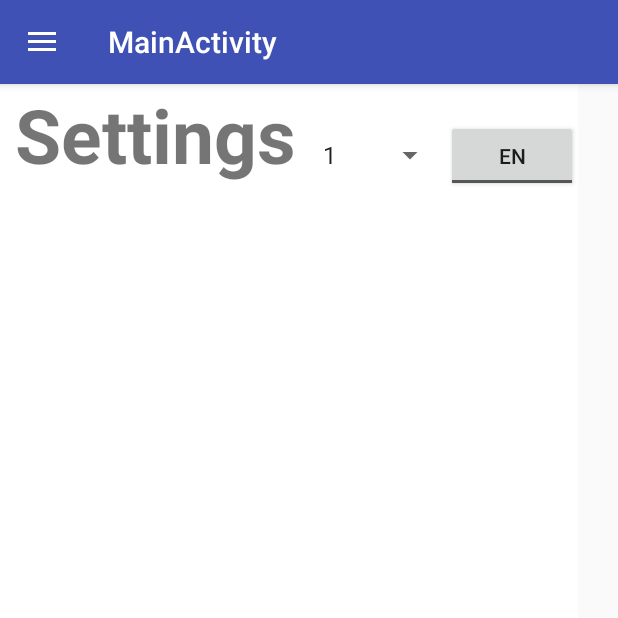
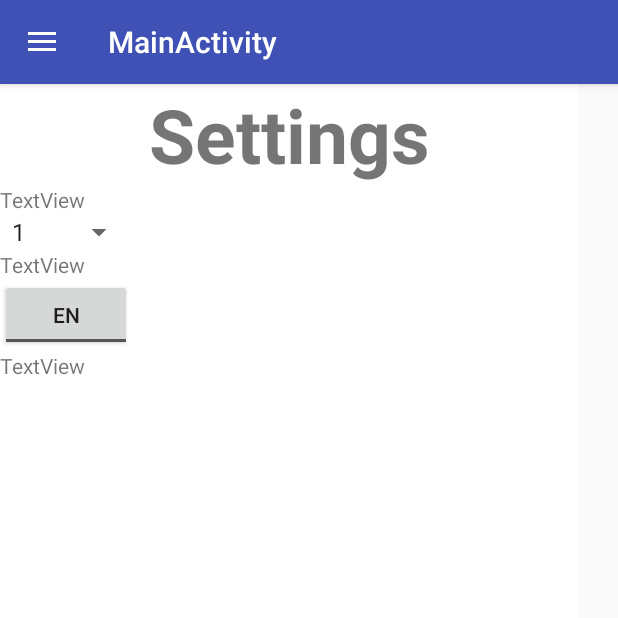
Before and after one commit to mgrabina/HCIMOBILE, an Android app: the screen it shows after launch (MainActivity), in the side drawer, after a tap on "Settings", on a phone screen of 412 x 824 dp, the top half of it. Run offline under Robolectric (Android 15) with nearby library versions, the phone set to English and light mode, and no system bars; our stand-ins replace Volley; network calls fail; 1 statement that could not run was skipped.

Commit message:
Alerts y settings

```diff
--- a/BestFlight/app/src/main/java/ar/edu/itba/it/hci/bestflight/SettingsFragment.java
+++ b/BestFlight/app/src/main/java/ar/edu/itba/it/hci/bestflight/SettingsFragment.java
@@ -12,10 +12,12 @@ import android.view.ViewGroup;
 import android.widget.AdapterView;
 import android.widget.ArrayAdapter;
 import android.widget.CompoundButton;
+import android.widget.ListView;
 import android.widget.Spinner;
 import android.widget.Toast;
 import android.widget.ToggleButton;
 
+import java.lang.reflect.Array;
 import java.util.ArrayList;
 import java.util.Locale;
 
@@ -93,5 +95,18 @@ public class SettingsFragment extends Fragment {
             }
         });
 
+        ListView alertsList = (ListView) getActivity().findViewById(R.id.alertsList);
+        ArrayList<Alert> a = AlertManager.getAlerts();
+        ArrayAdapter<Alert> adapt = new ArrayAdapter<Alert>(getContext(), android.R.layout.simple_list_item_1, a);
+        alertsList.setAdapter(adapt);
+        alertsList.setOnItemClickListener(new AdapterView.OnItemClickListener() {
+            @Override
+            public void onItemClick(AdapterView<?> parent, View view, int position, long id) {
+                //Si clickeo un item.
+                //Borrar item
+                //AlertManager.removeAlert(flight, airline);
+            }
+        });
+
     }
 }
--- a/BestFlight/app/src/main/res/layout/fragment_settings.xml
+++ b/BestFlight/app/src/main/res/layout/fragment_settings.xml
@@ -5,33 +5,60 @@
     tools:context="ar.edu.itba.it.hci.bestflight.SettingsFragment">
 
     <!-- TODO: Update blank fragment layout -->
+
     <LinearLayout
         android:layout_width="match_parent"
         android:layout_height="match_parent"
         android:background="@android:color/white"
-        android:orientation="horizontal">
-
+        android:orientation="vertical">
 
 
         <TextView
             android:id="@+id/textView"
             android:layout_width="match_parent"
-            android:layout_height="match_parent"
-            android:layout_weight="1"
+            android:layout_height="wrap_content"
             android:text="Settings"
             android:textAlignment="center"
             android:textSize="50sp"
             android:textStyle="bold" />
+
+        <TextView
+            android:id="@+id/textView3"
+            android:layout_width="match_parent"
+            android:layout_height="wrap_content"
+            android:text="TextView"
+            tools:text="Seleccione intervalo de tiempo entre notificaciones" />
+
         <Spinner
             android:id="@+id/selectorDeTiempo"
             android:layout_width="wrap_content"
             android:layout_height="wrap_content"></Spinner>
+
+        <TextView
+            android:id="@+id/textView5"
+            android:layout_width="match_parent"
+            android:layout_height="wrap_content"
+            android:text="TextView"
+            tools:text="Seleccione idioma" />
+
         <ToggleButton
             android:id="@+id/selectorIdioma"
             android:layout_width="wrap_content"
             android:layout_height="wrap_content"
             android:text="Idioma" />
 
+        <TextView
+            android:id="@+id/textView6"
+            android:layout_width="match_parent"
+            android:layout_height="wrap_content"
+            android:text="TextView"
+            tools:text="Alertas programadas:" />
+
+        <ListView
+            android:id="@+id/alertsList"
+            android:layout_width="match_parent"
+            android:layout_height="match_parent" />
+
     </LinearLayout>
 
 </FrameLayout>
```
Also changed, not shown: BestFlight/app/src/main/java/ar/edu/itba/it/hci/bestflight/Alert.java (added, +53 -0 lines), BestFlight/app/src/main/java/ar/edu/itba/it/hci/bestflight/AlertManager.java (added, +24 -0 lines), BestFlight/app/src/main/res/drawable/mapicon.xml (added, +9 -0 lines), BestFlight/app/src/main/res/layout/fragment_deals.xml (+4 -4 lines).
